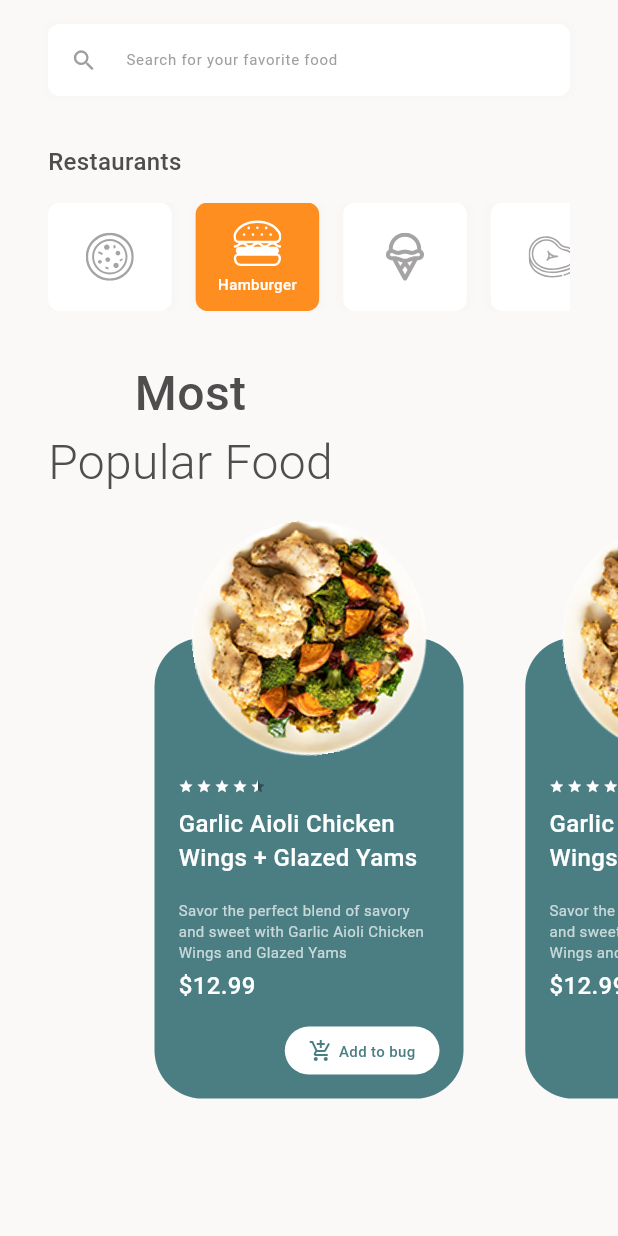
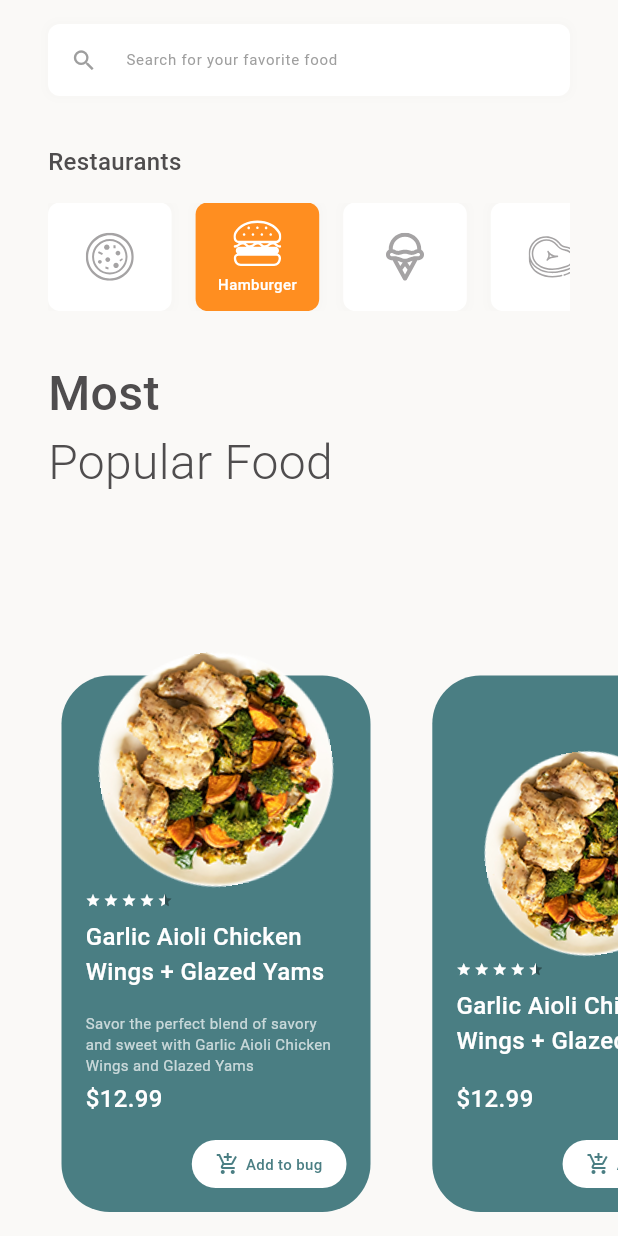
Before and after one commit to manirahmanzadeh/nomnom, a Flutter app: the screen it shows after launch, after a tap on an icon or button, on a phone screen of 412 x 824 dp. Run offline on Flutter 3.47's test engine with Material 3 defaults, Android fonts, the phone set to English and light mode, and no system bars; drawn by our look-alikes of flutter_rating_bar; our stand-ins replace flutter_svg.

Commit message:
feat: foods screen page view method

```diff
--- a/lib/src/screens/foods/components/food_item.dart
+++ b/lib/src/screens/foods/components/food_item.dart
@@ -8,9 +8,11 @@ class FoodItem extends StatefulWidget {
   const FoodItem({
     super.key,
     required this.food,
+    required this.isSelected,
   });
 
   final FoodModel food;
+  final bool isSelected;
 
   @override
   State<FoodItem> createState() => _FoodItemState();
@@ -49,23 +51,36 @@ class _FoodItemState extends State<FoodItem> with SingleTickerProviderStateMixin
     return Stack(
       alignment: Alignment.topCenter,
       children: [
-        Column(
-          children: [
-            SizedBox(
-              height: ((MediaQuery.sizeOf(context).width / 2 - 50) / 2),
-            ),
         Container(
           width: MediaQuery.sizeOf(context).width / 2,
+          height: double.maxFinite,
+          margin: EdgeInsets.only(top: (MediaQuery.sizeOf(context).width / 2) / 2),
           padding: const EdgeInsets.all(16),
           decoration: BoxDecoration(
             color: const Color(0xFF4A7E83),
             borderRadius: BorderRadius.circular(32),
           ),
+        ),
+        Container(
+          padding: const EdgeInsets.all(16),
+          width: MediaQuery.sizeOf(context).width / 2,
           child: Column(
+            mainAxisAlignment: MainAxisAlignment.end,
             crossAxisAlignment: CrossAxisAlignment.start,
             children: [
-                  SizedBox(
-                    height: ((MediaQuery.sizeOf(context).width / 2 - 50) / 2),
+              Align(
+                alignment: Alignment.center,
+                child: Transform.rotate(
+                  angle: _rotationController.value * 2 * pi,
+                  child: Image.asset(
+                    widget.food.plateImageUrl,
+                    width: widget.isSelected ? MediaQuery.sizeOf(context).width / 2 - 50 : MediaQuery.sizeOf(context).width / 2 - 70,
+                    height: widget.isSelected ? MediaQuery.sizeOf(context).width / 2 - 50 : MediaQuery.sizeOf(context).width / 2 - 70,
+                  ),
+                ),
+              ),
+              const SizedBox(
+                height: 4,
               ),
               RatingBar.builder(
                 initialRating: widget.food.rate,
@@ -98,6 +113,10 @@ class _FoodItemState extends State<FoodItem> with SingleTickerProviderStateMixin
               const SizedBox(
                 height: 16,
               ),
+              if (widget.isSelected)
+                Column(
+                  mainAxisSize: MainAxisSize.min,
+                  children: [
                     Text(
                       widget.food.description,
                       maxLines: 3,
@@ -110,6 +129,8 @@ class _FoodItemState extends State<FoodItem> with SingleTickerProviderStateMixin
                     ),
                     const SizedBox(
                       height: 4,
+                    ),
+                  ],
                 ),
               Text(
                 '\$${widget.food.price}',
@@ -156,20 +177,6 @@ class _FoodItemState extends State<FoodItem> with SingleTickerProviderStateMixin
           ),
         ),
       ],
-        ),
-        Column(
-          children: [
-            Transform.rotate(
-              angle: _rotationController.value * 2 * pi,
-              child: Image.asset(
-                widget.food.plateImageUrl,
-                width: MediaQuery.sizeOf(context).width / 2 - 50,
-                height: MediaQuery.sizeOf(context).width / 2 - 50,
-              ),
-            ),
-          ],
-        )
-      ],
     );
   }
 }
--- a/lib/src/screens/foods/components/most_popular_section.dart
+++ b/lib/src/screens/foods/components/most_popular_section.dart
@@ -11,21 +11,21 @@ class MostPopularSection extends StatefulWidget {
 
 class _MostPopularSectionState extends State<MostPopularSection> {
   List<FoodModel> foods = [
-    const FoodModel(
+    FoodModel(
       plateImageUrl: 'assets/foods/1.png',
       title: 'Garlic Aioli Chicken Wings + Glazed Yams',
       description: 'Savor the perfect blend of savory and sweet with Garlic Aioli Chicken Wings and Glazed Yams',
       price: 12.99,
       rate: 4.5,
     ),
-    const FoodModel(
+    FoodModel(
       plateImageUrl: 'assets/foods/1.png',
       title: 'Garlic Aioli Chicken Wings + Glazed Yams',
       description: 'Savor the perfect blend of savory and sweet with Garlic Aioli Chicken Wings and Glazed Yams',
       price: 12.99,
       rate: 4.5,
     ),
-    const FoodModel(
+    FoodModel(
       plateImageUrl: 'assets/foods/1.png',
       title: 'Garlic Aioli Chicken Wings + Glazed Yams',
       description: 'Savor the perfect blend of savory and sweet with Garlic Aioli Chicken Wings and Glazed Yams',
@@ -34,12 +34,14 @@ class _MostPopularSectionState extends State<MostPopularSection> {
     ),
   ];
 
-  late final PageController controller;
+  PageController? controller;
+
+  int currentPage = 0;
 
   @override
   void initState() {
     controller = PageController(
-      initialPage: foods.length ~/ 2,
+      initialPage: 0,
       viewportFraction: 0.6,
     );
     super.initState();
@@ -47,7 +49,7 @@ class _MostPopularSectionState extends State<MostPopularSection> {
 
   @override
   void dispose() {
-    controller.dispose();
+    controller?.dispose();
     super.dispose();
   }
 
@@ -56,14 +58,15 @@ class _MostPopularSectionState extends State<MostPopularSection> {
     return Column(
       crossAxisAlignment: CrossAxisAlignment.start,
       children: [
-        Padding(
-          padding: const EdgeInsets.symmetric(
+        const Padding(
+          padding: EdgeInsets.symmetric(
             horizontal: 32,
           ),
           child: Column(
             mainAxisSize: MainAxisSize.min,
+            crossAxisAlignment: CrossAxisAlignment.start,
             children: [
-              const Text(
+              Text(
                 'Most',
                 style: TextStyle(
                   color: Color(0xFF4F4D4E),
@@ -71,7 +74,7 @@ class _MostPopularSectionState extends State<MostPopularSection> {
                   fontWeight: FontWeight.w500,
                 ),
               ),
-              const Text(
+              Text(
                 'Popular Food',
                 style: TextStyle(
                   color: Color(0xFF4F4D4E),
@@ -98,13 +101,22 @@ class _MostPopularSectionState extends State<MostPopularSection> {
       child: PageView(
         controller: controller,
         scrollDirection: Axis.horizontal,
-        children: foods
-            .map(
-              (food) => FoodItem(
-                food: food,
-              ),
-            )
-            .toList(),
+        onPageChanged: (newPage) {
+          setState(() {
+            currentPage = newPage;
+          });
+        },
+        children: foods.map((food) {
+          bool isSelected;
+          isSelected = foods.indexOf(food) == currentPage;
+          return Transform.translate(
+            offset: Offset(-((MediaQuery.sizeOf(context).width / 2 - 50) / 2 - 16), 0),
+            child: FoodItem(
+              food: food,
+              isSelected: isSelected,
+            ),
+          );
+        }).toList(),
       ),
     );
   }
--- a/pubspec.yaml
+++ b/pubspec.yaml
@@ -16,6 +16,7 @@ dependencies:
   animate_do: ^3.1.2
   flutter_svg: ^2.0.9
   flutter_rating_bar: ^4.0.1
+  carousel_slider: ^4.2.1
 
 dev_dependencies:
   flutter_test:
```
Also changed, not shown: assets/icons/meat.svg, pubspec.lock. Lines whose indentation alone changed are shown as unchanged.
